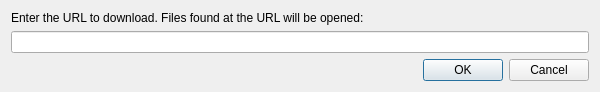
First picture: the form in Geometrize/dialog/openurldialog.ui, repository Tw1ddle/geometrize, before the edit.
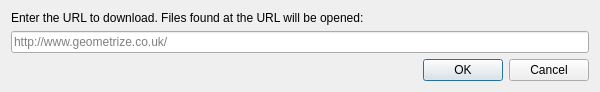
Second picture: the form after the edit.

Commit message: Start loading thumbnails for recent items, add placeholder webgl/canvas export files, remove quit dialog, tweak translation for some GUI fields

Diff of the .ui file:
```diff
--- a/Geometrize/dialog/openurldialog.ui
+++ b/Geometrize/dialog/openurldialog.ui
@@ -31,7 +31,11 @@
     </widget>
    </item>
    <item>
-    <widget class="QLineEdit" name="urlLineEdit"/>
+    <widget class="QLineEdit" name="urlLineEdit">
+     <property name="placeholderText">
+      <string notr="true">http://www.geometrize.co.uk/</string>
+     </property>
+    </widget>
    </item>
    <item>
     <widget class="QDialogButtonBox" name="buttonBox">
```
The commit also changes 17 other files.
